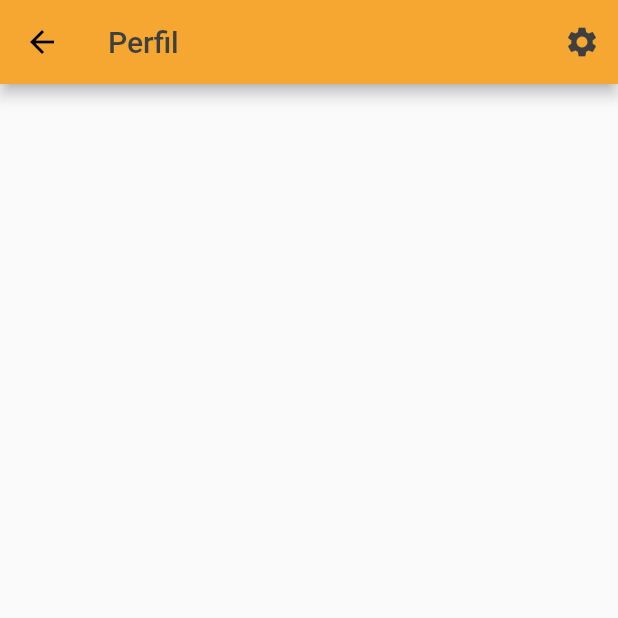
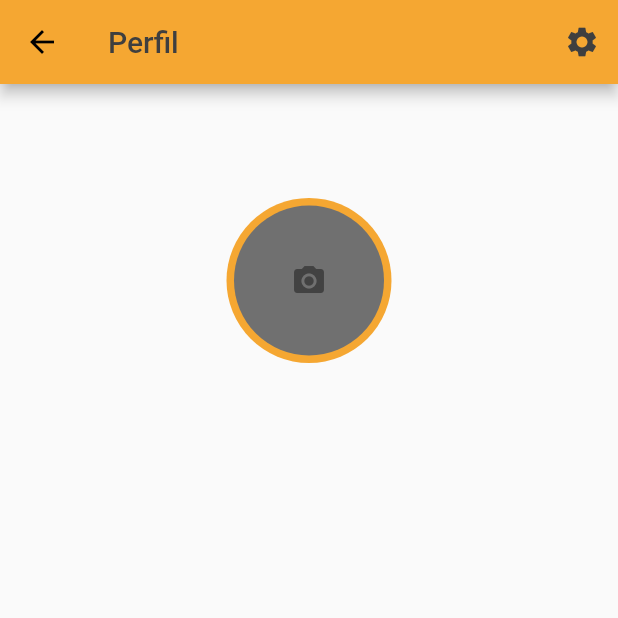
Before and after one commit to GuisCordeiro/find_n_walk, a Flutter app: the PerfilPage screen opened directly, on a phone screen of 412 x 824 dp, the top half of it. Run offline on Flutter 3.47's test engine with Material 2 defaults, Android fonts, the light colour scheme and no system bars; our stand-ins replace anim_search_bar, curved_navigation_bar, image_picker.

Commit message:
Adicionei o image picker na tela de cadastro e na de perfil

```diff
--- /dev/null
+++ b/findnwalk/lib/components/perfilImagePicker.dart
@@ -0,0 +1,107 @@
+import 'dart:io';
+import 'package:findnwalk/components/colors.dart';
+import 'package:flutter/material.dart';
+import 'package:image_picker/image_picker.dart';
+
+class PerfilImagePicker extends StatefulWidget {
+
+  @override
+  _PerfilImagePickerState createState() => _PerfilImagePickerState();
+}
+
+class _PerfilImagePickerState extends State<PerfilImagePicker> {
+  var _image;
+  ImagePicker picker = ImagePicker();
+  _imgFromCamera() async {
+  File image = await picker.getImage(
+    source: ImageSource.camera, imageQuality: 50
+  ) as File;
+
+  setState(() {
+    _image = image;
+  });
+}
+
+_imgFromGallery() async {
+  File image = await  picker.getImage(
+      source: ImageSource.gallery, imageQuality: 50
+  ) as File;
+
+  setState(() {
+    _image = image;
+  });
+}
+
+void _showPicker(context) {
+  showModalBottomSheet(
+      context: context,
+      builder: (BuildContext bc) {
+        return Container(
+            child: new Wrap(
+              children: <Widget>[
+                new ListTile(
+                    leading: new Icon(Icons.photo_library),
+                    title: new Text('Galeria'),
+                    onTap: () {
+                      _imgFromGallery();
+                      Navigator.of(context).pop();
+                    }),
+                new ListTile(
+                  leading: new Icon(Icons.photo_camera),
+                  title: new Text('Câmera'),
+                  onTap: () {
+                    _imgFromCamera();
+                    Navigator.of(context).pop();
+                  },
+                ),
+              ],
+            ),
+          );
+
+      }
+    );
+}
+
+  @override
+Widget build(BuildContext context) {
+  return Column(
+      children: <Widget>[
+        SizedBox(
+          height: 32,
+        ),
+        Center(
+          child: GestureDetector(
+            onTap: () {
+              _showPicker(context);
+            },
+            child: CircleAvatar(
+              radius: 55,
+              backgroundColor: AppColors.orange,
+              child: _image != null
+                  ? ClipRRect(
+                      borderRadius: BorderRadius.circular(50),
+                      child: Image.file(
+                        _image,
+                        width: 100,
+                        height: 100,
+                        fit: BoxFit.fitHeight,
+                      ),
+                    )
+                  : Container(
+                      decoration: BoxDecoration(
+                          color: AppColors.grey,
+                          borderRadius: BorderRadius.circular(50)),
+                      width: 100,
+                      height: 100,
+                      child: Icon(
+                        Icons.camera_alt,
+                        color: Colors.grey[800],
+                      ),
+                    ),
+            ),
+          ),
+        )
+      ],
+  );
+}
+}
--- a/findnwalk/lib/pages/perfilPage.dart
+++ b/findnwalk/lib/pages/perfilPage.dart
@@ -1,4 +1,5 @@
 import 'package:findnwalk/components/appBar.dart';
+import 'package:findnwalk/components/perfilImagePicker.dart';
 import 'package:findnwalk/pages/settingsPage.dart';
 import 'package:flutter/material.dart';
 
@@ -20,9 +21,9 @@ class _PerfilPageState extends State<PerfilPage> {
       ),
       body: SafeArea(
         child: ListView(
-          children: [
-
-        ],
+            children: [
+              PerfilImagePicker(),
+          ],
         ),
       ),
     );
--- a/findnwalk/lib/pages/registrationPage.dart
+++ b/findnwalk/lib/pages/registrationPage.dart
@@ -1,6 +1,7 @@
 import 'package:findnwalk/components/orangeButton.dart';
 import 'package:findnwalk/components/colors.dart';
 import 'package:findnwalk/components/form.dart';
+import 'package:findnwalk/components/perfilImagePicker.dart';
 import 'package:findnwalk/pages/loginPage.dart';
 import 'package:flutter/material.dart';
 
@@ -22,6 +23,7 @@ class _RegistrationPageState extends State<RegistrationPage> {
       body: SafeArea(
         child: ListView(
           children: [
+            PerfilImagePicker(),
             AppForm('Nome do usuário'),
             AppForm('Data de nascimento'),
             AppForm('E-mail'),
```
Also changed, not shown: findnwalk/lib/assets/images/placeholderPerfilImage.png (added), 1 other file.
